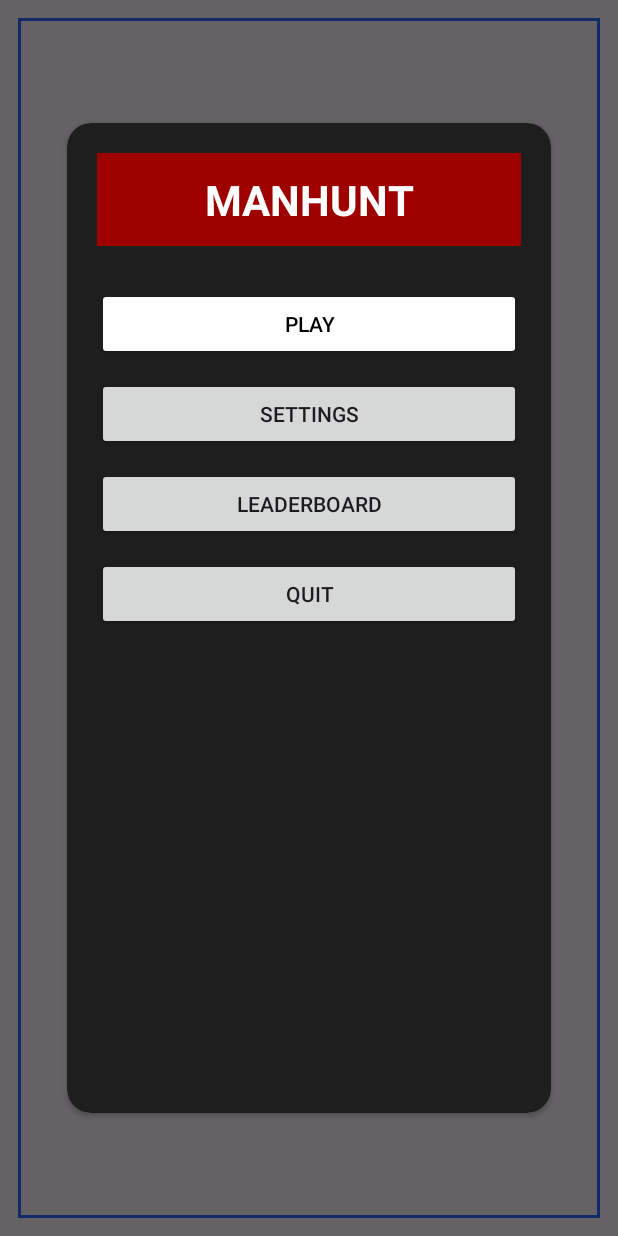
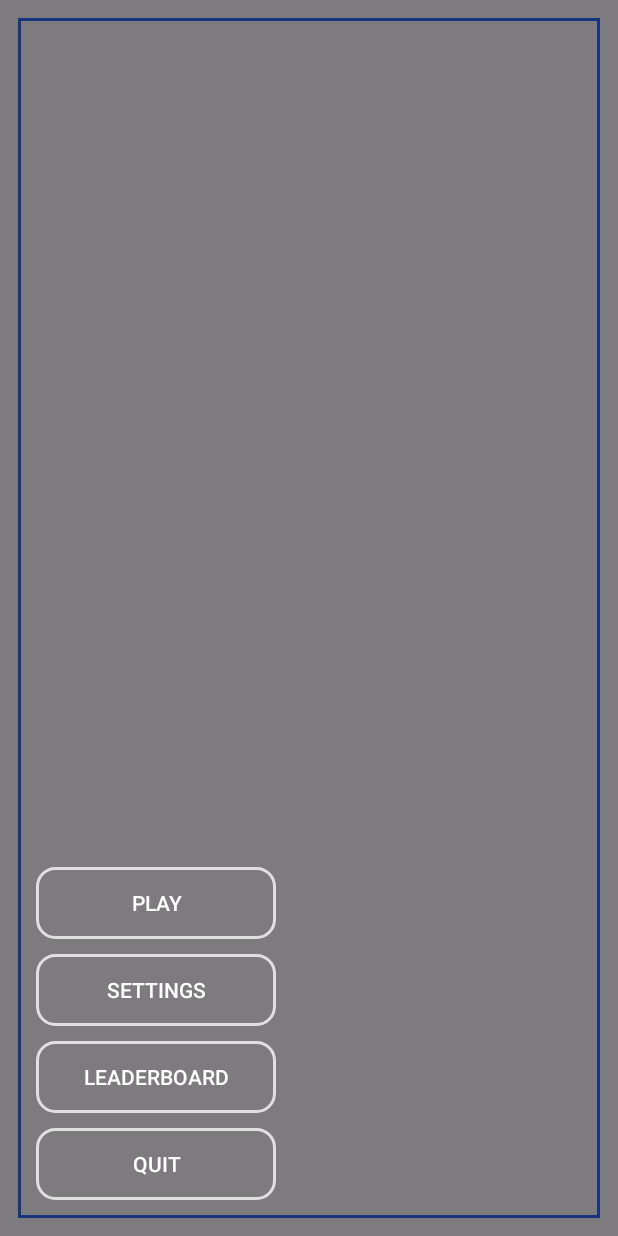
Before and after one commit to Joshua-z-Luo/CMPT362_Project_Manhunt, an Android app built with Jetpack Compose: the screen it shows after launch (HomeActivity), on a phone screen of 412 x 824 dp. Run offline under Robolectric (Android 15) with nearby library versions, the phone set to English and light mode, and no system bars.

Commit message:
updated home screen ui components, removed manhunt title, moved buttons to the bottom left, added a glow affect to the buttons

```diff
--- /dev/null
+++ b/app/src/main/res/drawable/button_border.xml
@@ -0,0 +1,14 @@
+<?xml version="1.0" encoding="utf-8"?>
+<shape xmlns:android="http://schemas.android.com/apk/res/android"
+    android:shape="rectangle">
+    <solid android:color="@android:color/transparent" />
+    <stroke
+        android:width="2dp"
+        android:color="#E0E0E0" /> <!-- soft white -->
+    <corners android:radius="12dp" />
+    <padding
+        android:left="10dp"
+        android:top="6dp"
+        android:right="10dp"
+        android:bottom="6dp" />
+</shape>
--- /dev/null
+++ b/app/src/main/res/drawable/button_border_pressed.xml
@@ -0,0 +1,9 @@
+<?xml version="1.0" encoding="utf-8"?>
+<shape xmlns:android="http://schemas.android.com/apk/res/android"
+    android:shape="rectangle">
+    <solid android:color="#40FFFFFF" /> <!-- faint white glow inside -->
+    <stroke
+        android:width="2dp"
+        android:color="#FFFFFFFF" /> <!-- brighter border -->
+    <corners android:radius="12dp" />
+</shape>
--- /dev/null
+++ b/app/src/main/res/drawable/button_border_selector.xml
@@ -0,0 +1,7 @@
+<?xml version="1.0" encoding="utf-8"?>
+<selector xmlns:android="http://schemas.android.com/apk/res/android">
+    <!-- When pressed -->
+    <item android:state_pressed="true" android:drawable="@drawable/button_border_pressed" />
+    <!-- Default state -->
+    <item android:drawable="@drawable/button_border" />
+</selector>
--- a/app/src/main/res/layout/activity_home.xml
+++ b/app/src/main/res/layout/activity_home.xml
@@ -17,100 +17,66 @@
         app:layout_constraintStart_toStartOf="parent"
         app:layout_constraintEnd_toEndOf="parent" />
 
-    <!-- A subtle dark overlay for readability -->
+    <!-- Overlay for Contrast-->
     <View
         android:id="@+id/overlay"
         android:layout_width="0dp"
         android:layout_height="0dp"
-        android:background="#99000000"
+        android:background="#80000000"
         app:layout_constraintTop_toTopOf="parent"
         app:layout_constraintBottom_toBottomOf="parent"
-        app:layout_constraintStart_toStartOf="parent"
-        app:layout_constraintEnd_toEndOf="parent" />
-
-    <!-- Main card-style panel -->
-    <androidx.cardview.widget.CardView
-        android:id="@+id/panel"
-        android:layout_width="0dp"
-        android:layout_height="0dp"
-        app:cardCornerRadius="16dp"
-        app:cardUseCompatPadding="true"
-        app:cardBackgroundColor="#1E1E1E"
-        app:layout_constraintWidth_percent="0.82"
-        app:layout_constraintHeight_percent="0.82"
-        app:layout_constraintTop_toTopOf="parent"
-        app:layout_constraintBottom_toBottomOf="parent"
-        app:layout_constraintStart_toStartOf="parent"
-        app:layout_constraintEnd_toEndOf="parent">
-
-        <androidx.constraintlayout.widget.ConstraintLayout
-            android:layout_width="match_parent"
-            android:layout_height="match_parent"
-            android:padding="20dp">
-
-            <!-- Title -->
-            <TextView
-                android:id="@+id/tvTitle"
-                android:layout_width="0dp"
-                android:layout_height="wrap_content"
-                android:text="MANHUNT"
-                android:textAllCaps="true"
-                android:textSize="28sp"
-                android:textStyle="bold"
-                android:textColor="#FFFFFF"
-                android:padding="12dp"
-                android:background="#9E0000"
-                android:gravity="center"
-                app:layout_constraintTop_toTopOf="parent"
         app:layout_constraintStart_toStartOf="parent"
         app:layout_constraintEnd_toEndOf="parent" />
 
     <!-- Button stack -->
     <LinearLayout
         android:id="@+id/buttonStack"
-                android:layout_width="0dp"
+        android:orientation="vertical"
+        android:gravity="start"
+        android:padding="24dp"
+        android:layout_width="wrap_content"
         android:layout_height="wrap_content"
-                android:orientation="vertical"
-                android:gravity="center_horizontal"
-                android:layout_marginTop="28dp"
-                app:layout_constraintTop_toBottomOf="@id/tvTitle"
-                app:layout_constraintStart_toStartOf="parent"
-                app:layout_constraintEnd_toEndOf="parent">
+        app:layout_constraintBottom_toBottomOf="parent"
+        app:layout_constraintStart_toStartOf="parent">
 
         <Button
             android:id="@+id/btnPlay"
-                    android:layout_width="match_parent"
+            android:layout_width="160dp"
             android:layout_height="wrap_content"
             android:text="PLAY"
             android:textAllCaps="true"
-                    android:backgroundTint="#FFFFFF"
-                    android:textColor="#000000"
-                    android:layout_marginBottom="12dp" />
+            android:textColor="#FFFFFF"
+            android:background="@drawable/button_border_selector"
+            android:layout_marginBottom="10dp" />
 
         <Button
             android:id="@+id/btnSettings"
-                    android:layout_width="match_parent"
+            android:layout_width="160dp"
             android:layout_height="wrap_content"
             android:text="SETTINGS"
             android:textAllCaps="true"
-                    android:layout_marginBottom="12dp" />
+            android:textColor="#FFFFFF"
+            android:background="@drawable/button_border_selector"
+            android:layout_marginBottom="10dp" />
 
         <Button
             android:id="@+id/btnLeaderboard"
-                    android:layout_width="match_parent"
+            android:layout_width="160dp"
             android:layout_height="wrap_content"
             android:text="LEADERBOARD"
             android:textAllCaps="true"
-                    android:layout_marginBottom="12dp" />
+            android:textColor="#FFFFFF"
+            android:background="@drawable/button_border_selector"
+            android:layout_marginBottom="10dp" />
 
         <Button
             android:id="@+id/btnExit"
-                    android:layout_width="match_parent"
+            android:layout_width="160dp"
             android:layout_height="wrap_content"
             android:text="QUIT"
-                    android:textAllCaps="true" />
+            android:textAllCaps="true"
+            android:textColor="#FFFFFF"
+            android:background="@drawable/button_border_selector" />
     </LinearLayout>
 
 </androidx.constraintlayout.widget.ConstraintLayout>
-    </androidx.cardview.widget.CardView>
-</androidx.constraintlayout.widget.ConstraintLayout>
```
Also changed, not shown: 1 other file. Lines whose indentation alone changed are shown as unchanged.
